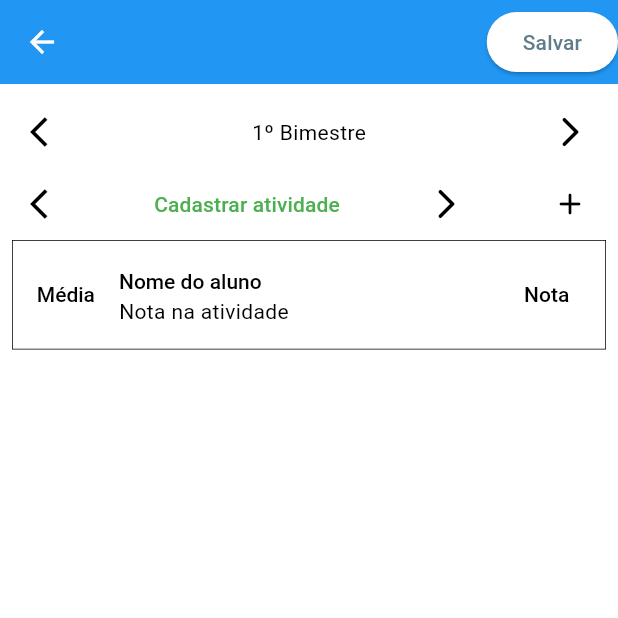
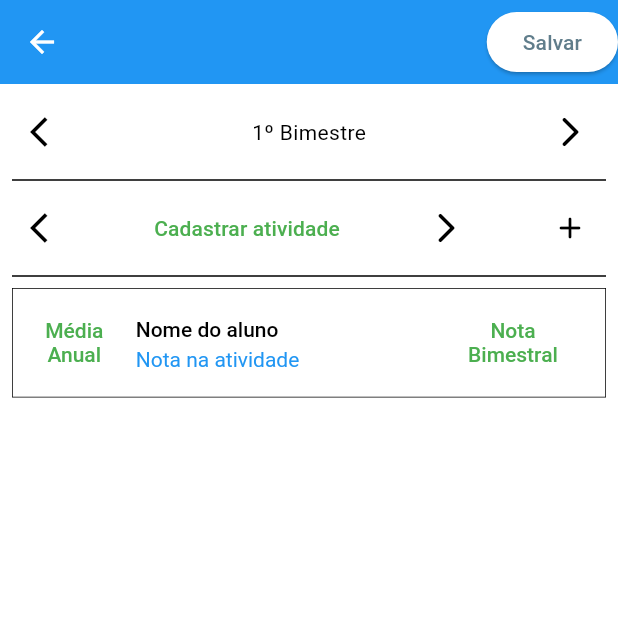
Before and after one commit to Dev-Henrique/gestao-de-notas, a Flutter app: the TabelaPage screen opened directly with empty values, on a phone screen of 412 x 824 dp, the top half of it. Run offline on Flutter 3.47's test engine with Material 3 defaults, Android fonts, the phone set to English and light mode, and no system bars; our stand-ins replace shared_preferences; accounts and stored records are empty.

Commit message:
style - visualização intuitiva

```diff
--- a/lib/src/view/tabela/tabela_page.dart
+++ b/lib/src/view/tabela/tabela_page.dart
@@ -66,7 +66,7 @@ class _TabelaPageState extends State<TabelaPage> {
                     ),
                   ],
                 ),
-
+                Divider(),
                 Row(
                   mainAxisAlignment: MainAxisAlignment.spaceBetween,
                   children: [
@@ -177,9 +177,11 @@ class _TabelaPageState extends State<TabelaPage> {
                     ),
                   ],
                 ),
+
+                Divider(),
                 GnTileTabela(
-                  media: 'Média',
-                  nota: 'Nota',
+                  media: 'Média Anual',
+                  nota: 'Nota Bimestral',
                   nome: 'Nome do aluno',
                   notaDaAtividade: 'Nota na atividade',
                 ),
--- a/lib/src/view/tabela/widgets/gn_tile_tabela.dart
+++ b/lib/src/view/tabela/widgets/gn_tile_tabela.dart
@@ -22,17 +22,24 @@ class GnTileTabela extends StatelessWidget {
       leadingAndTrailingTextStyle: TextStyle(
         fontSize: 14,
         fontWeight: FontWeight.w500,
-        color: Colors.black,
+        color: Colors.green,
       ),
       titleTextStyle: TextStyle(
         color: Colors.black,
         fontWeight: FontWeight.w500,
       ),
+      subtitleTextStyle: TextStyle(color: Colors.blue),
       shape: RoundedRectangleBorder(side: BorderSide(width: 0.5)),
-      leading: Text(media),
+      leading: SizedBox(
+        width: 50,
+        child: Text(media, textAlign: TextAlign.center),
+      ),
       title: Text(nome),
       subtitle: Text(notaDaAtividade),
-      trailing: Text(nota),
+      trailing: SizedBox(
+        width: 75,
+        child: Text(nota, textAlign: TextAlign.center),
+      ),
       onTap: onTap,
     );
   }
```
